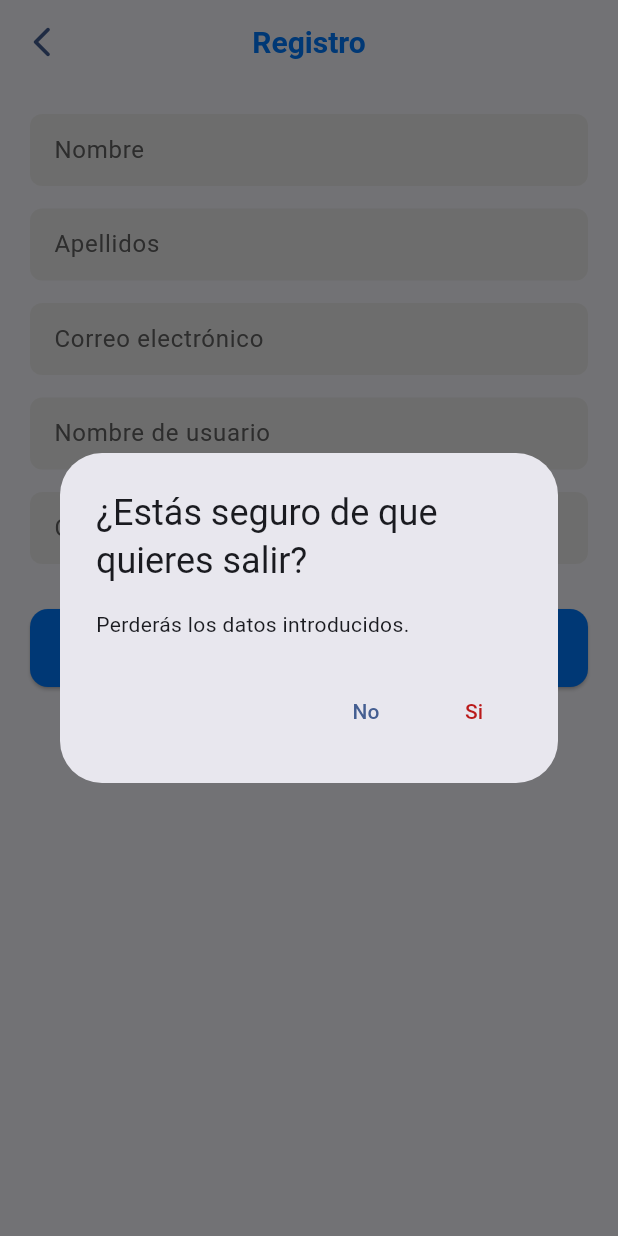
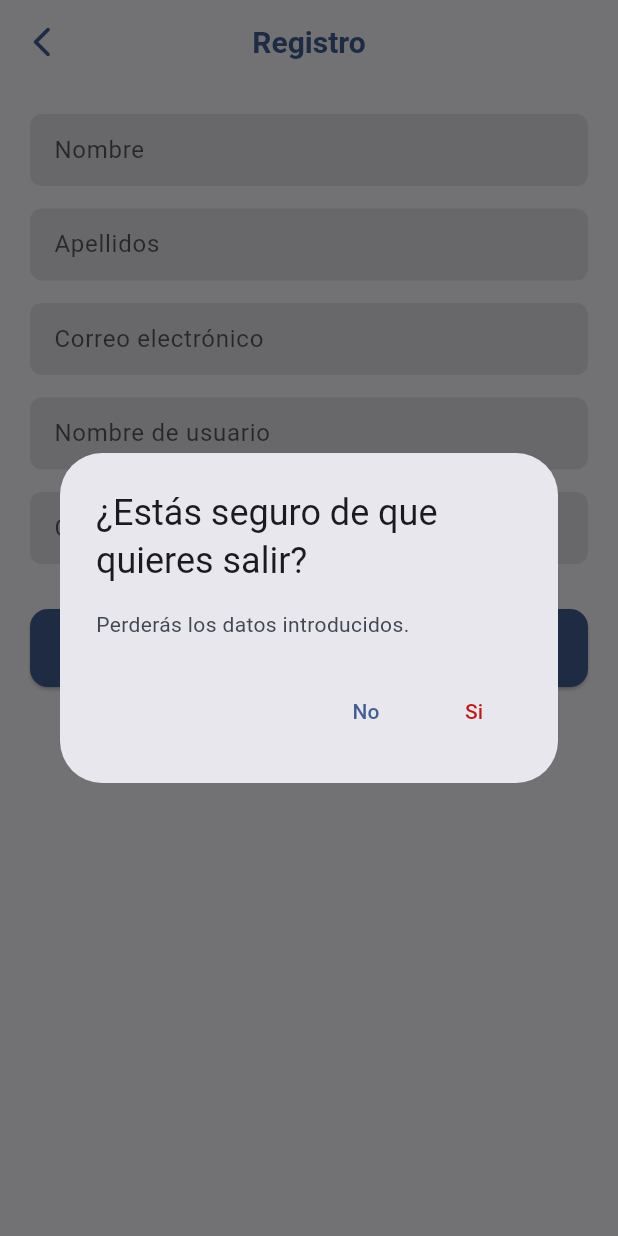
Before and after one commit to ivaanblnc/BearBalance, a Flutter app: the screen it shows after launch, after a tap on "¿Aún no eres usuario? Registrate aquí", after a tap on the "arrow back ios new" icon, on a phone screen of 412 x 824 dp. Run offline on Flutter 3.47's test engine with Material 3 defaults, Android fonts, the phone set to English and light mode, and no system bars; our stand-ins replace cached_network_image, fl_chart, flutter_spinkit, image_picker, rive, shared_preferences and 1 more; accounts and stored records are empty.

Commit message:
nueva version preliminar

```diff
--- a/lib/views/inicioDeSesion.dart
+++ b/lib/views/inicioDeSesion.dart
@@ -62,7 +62,7 @@ class _InicioSesionState extends State<InicioSesion> {
               "BearBalance",
               style: Theme.of(context).textTheme.headlineSmall?.copyWith(
                     fontWeight: FontWeight.bold,
-                    color: Colors.black,
+                    color: Theme.of(context).colorScheme.primary,
                   ),
               textAlign: TextAlign.center,
             ),
@@ -98,15 +98,19 @@ class _InicioSesionState extends State<InicioSesion> {
                     focusNode: _emailFocus,
                     controller: email_controlador,
                     keyboardType: TextInputType.emailAddress,
-                    style: const TextStyle(color: Colors.black),
+                    style: TextStyle(color: Theme.of(context).colorScheme.onSurface),
                     decoration: InputDecoration(
                       labelText: "Correo electrónico",
-                      labelStyle: TextStyle(color: Colors.grey[700]),
+                      labelStyle: TextStyle(color: Theme.of(context).colorScheme.onSurface.withOpacity(0.7)),
                       filled: true,
-                      fillColor: Colors.grey[200],
+                      fillColor: Theme.of(context).colorScheme.surfaceContainerHighest,
                       border: OutlineInputBorder(
                         borderRadius: BorderRadius.circular(8.0),
                         borderSide: BorderSide.none,
+                      ),
+                      focusedBorder: OutlineInputBorder(
+                        borderRadius: BorderRadius.circular(8.0),
+                        borderSide: BorderSide(color: Theme.of(context).colorScheme.primary, width: 2),
                       ),
                       contentPadding: const EdgeInsets.symmetric(
                         horizontal: 16,
@@ -122,15 +126,19 @@ class _InicioSesionState extends State<InicioSesion> {
                     focusNode: _passwordFocus,
                     controller: contrasena_controlador,
                     obscureText: true,
-                    style: const TextStyle(color: Colors.black),
+                    style: TextStyle(color: Theme.of(context).colorScheme.onSurface),
                     decoration: InputDecoration(
                       labelText: "Contraseña",
-                      labelStyle: TextStyle(color: Colors.grey[700]),
+                      labelStyle: TextStyle(color: Theme.of(context).colorScheme.onSurface.withOpacity(0.7)),
                       filled: true,
-                      fillColor: Colors.grey[200],
+                      fillColor: Theme.of(context).colorScheme.surfaceContainerHighest,
                       border: OutlineInputBorder(
                         borderRadius: BorderRadius.circular(8.0),
                         borderSide: BorderSide.none,
+                      ),
+                      focusedBorder: OutlineInputBorder(
+                        borderRadius: BorderRadius.circular(8.0),
+                        borderSide: BorderSide(color: Theme.of(context).colorScheme.primary, width: 2),
                       ),
                       contentPadding: const EdgeInsets.symmetric(
                         horizontal: 16,
@@ -143,8 +151,8 @@ class _InicioSesionState extends State<InicioSesion> {
                     width: double.infinity,
                     child: ElevatedButton(
                       style: ElevatedButton.styleFrom(
-                        backgroundColor: const Color(0xFF007AFF), // Cupertino Blue
-                        foregroundColor: Colors.white,
+                        backgroundColor: Theme.of(context).colorScheme.primary,
+                        foregroundColor: Theme.of(context).colorScheme.onPrimary,
                         padding: const EdgeInsets.symmetric(vertical: 16),
                         shape: RoundedRectangleBorder(
                           borderRadius: BorderRadius.circular(12.0),
@@ -172,9 +180,9 @@ class _InicioSesionState extends State<InicioSesion> {
                     ),
                   ),
                   const SizedBox(height: 15),
-                  const Text(
+                  Text(
                     "o inicia sesion con:",
-                    style: TextStyle(color: Colors.black),
+                    style: TextStyle(color: Theme.of(context).colorScheme.onBackground),
                   ),
                   const SizedBox(height: 20),
                   Row(
--- a/lib/views/registro.dart
+++ b/lib/views/registro.dart
@@ -27,6 +27,7 @@ class _RegistroVistaState extends State<RegistroVista> {
     final esModoOscuro = proveedorTema.modoOscuro;
 
     return Scaffold(
+      backgroundColor: Theme.of(context).colorScheme.background,
       appBar: AppBar(
         leading: IconButton(
           icon: Icon(
@@ -38,11 +39,11 @@ class _RegistroVistaState extends State<RegistroVista> {
               context: context,
               builder: (BuildContext dialogContext) {
                 return AlertDialog(
-                  title: Text("¿Estás seguro de que quieres salir?"),
-                  content: Text("Perderás los datos introducidos."),
+                  title: Text("¿Estás seguro de que quieres salir?", style: TextStyle(color: Theme.of(context).colorScheme.onSurface)),
+                  content: Text("Perderás los datos introducidos.", style: TextStyle(color: Theme.of(context).colorScheme.onSurfaceVariant)),
                   actions: [
                     TextButton(
-                      child: Text("No"),
+                      child: Text("No", style: TextStyle(color: Theme.of(context).colorScheme.primary)),
                       onPressed: () => Navigator.of(dialogContext).pop(),
                     ),
                     TextButton(
@@ -52,7 +53,7 @@ class _RegistroVistaState extends State<RegistroVista> {
                         Navigator.pushReplacement(
                           context,
                           MaterialPageRoute(
-                            builder: (context) => InicioSesion(),
+                            builder: (context) => const InicioSesion(),
                           ),
                         );
                       },
@@ -63,11 +64,13 @@ class _RegistroVistaState extends State<RegistroVista> {
             );
           },
         ),
-        title: Text("Registro", style: TextStyle(color: const Color(0xFF007AFF), fontSize: 20, fontWeight: FontWeight.bold)),
+        title: Text("Registro", style: TextStyle(color: Theme.of(context).colorScheme.primary, fontSize: 20, fontWeight: FontWeight.bold)),
         centerTitle: true,
+        backgroundColor: Theme.of(context).colorScheme.surface,
+        elevation: 0,
       ),
       body: Padding(
-        padding: EdgeInsets.all(20),
+        padding: const EdgeInsets.all(20),
         child: SingleChildScrollView(
           child: Column(
             mainAxisAlignment: MainAxisAlignment.center,
@@ -75,97 +78,117 @@ class _RegistroVistaState extends State<RegistroVista> {
             children: [
               TextField(
                 controller: controladorNombre,
-                style: TextStyle(color: esModoOscuro ? Colors.white : Colors.black),
-                cursorColor: const Color(0xFF007AFF),
+                style: TextStyle(color: Theme.of(context).colorScheme.onSurface),
+                cursorColor: Theme.of(context).colorScheme.primary,
                 decoration: InputDecoration(
                   labelText: "Nombre",
-                  labelStyle: TextStyle(color: esModoOscuro ? Colors.grey[400] : Colors.grey[700]),
+                  labelStyle: TextStyle(color: Theme.of(context).colorScheme.onSurface.withOpacity(0.7)),
                   filled: true,
-                  fillColor: esModoOscuro ? Colors.grey[800] : Colors.grey[200],
+                  fillColor: Theme.of(context).colorScheme.surfaceContainerHighest,
                   border: OutlineInputBorder(
                     borderRadius: BorderRadius.circular(8.0),
                     borderSide: BorderSide.none,
                   ),
-                  contentPadding: EdgeInsets.all(12),
+                  focusedBorder: OutlineInputBorder(
+                    borderRadius: BorderRadius.circular(8.0),
+                    borderSide: BorderSide(color: Theme.of(context).colorScheme.primary, width: 2),
+                  ),
+                  contentPadding: const EdgeInsets.all(12),
                 ),
               ),
-              SizedBox(height: 15),
+              const SizedBox(height: 15),
               TextField(
                 controller: controladorApellidos,
-                style: TextStyle(color: esModoOscuro ? Colors.white : Colors.black),
-                cursorColor: const Color(0xFF007AFF),
+                style: TextStyle(color: Theme.of(context).colorScheme.onSurface),
+                cursorColor: Theme.of(context).colorScheme.primary,
                 decoration: InputDecoration(
                   labelText: "Apellidos",
-                  labelStyle: TextStyle(color: esModoOscuro ? Colors.grey[400] : Colors.grey[700]),
+                  labelStyle: TextStyle(color: Theme.of(context).colorScheme.onSurface.withOpacity(0.7)),
                   filled: true,
-                  fillColor: esModoOscuro ? Colors.grey[800] : Colors.grey[200],
+                  fillColor: Theme.of(context).colorScheme.surfaceContainerHighest,
                   border: OutlineInputBorder(
                     borderRadius: BorderRadius.circular(8.0),
                     borderSide: BorderSide.none,
                   ),
-                  contentPadding: EdgeInsets.all(12),
+                  focusedBorder: OutlineInputBorder(
+                    borderRadius: BorderRadius.circular(8.0),
+                    borderSide: BorderSide(color: Theme.of(context).colorScheme.primary, width: 2),
+                  ),
+                  contentPadding: const EdgeInsets.all(12),
                 ),
               ),
-              SizedBox(height: 15),
+              const SizedBox(height: 15),
               TextField(
                 controller: controladorCorreoElectronico,
                 keyboardType: TextInputType.emailAddress,
-                style: TextStyle(color: esModoOscuro ? Colors.white : Colors.black),
-                cursorColor: const Color(0xFF007AFF),
+                style: TextStyle(color: Theme.of(context).colorScheme.onSurface),
+                cursorColor: Theme.of(context).colorScheme.primary,
                 decoration: InputDecoration(
                   labelText: "Correo electrónico",
-                  labelStyle: TextStyle(color: esModoOscuro ? Colors.grey[400] : Colors.grey[700]),
+                  labelStyle: TextStyle(color: Theme.of(context).colorScheme.onSurface.withOpacity(0.7)),
                   filled: true,
-                  fillColor: esModoOscuro ? Colors.grey[800] : Colors.grey[200],
+                  fillColor: Theme.of(context).colorScheme.surfaceContainerHighest,
                   border: OutlineInputBorder(
                     borderRadius: BorderRadius.circular(8.0),
                     borderSide: BorderSide.none,
                   ),
-                  contentPadding: EdgeInsets.all(12),
+                  focusedBorder: OutlineInputBorder(
+                    borderRadius: BorderRadius.circular(8.0),
+                    borderSide: BorderSide(color: Theme.of(context).colorScheme.primary, width: 2),
+                  ),
+                  contentPadding: const EdgeInsets.all(12),
                 ),
               ),
-              SizedBox(height: 15),
+              const SizedBox(height: 15),
               TextField(
                 controller: controladorNombreUsuario,
-                style: TextStyle(color: esModoOscuro ? Colors.white : Colors.black),
-                cursorColor: const Color(0xFF007AFF),
+                style: TextStyle(color: Theme.of(context).colorScheme.onSurface),
+                cursorColor: Theme.of(context).colorScheme.primary,
                 decoration: InputDecoration(
                   labelText: "Nombre de usuario",
-                  labelStyle: TextStyle(color: esModoOscuro ? Colors.grey[400] : Colors.grey[700]),
+                  labelStyle: TextStyle(color: Theme.of(context).colorScheme.onSurface.withOpacity(0.7)),
                   filled: true,
-                  fillColor: esModoOscuro ? Colors.grey[800] : Colors.grey[200],
+                  fillColor: Theme.of(context).colorScheme.surfaceContainerHighest,
                   border: OutlineInputBorder(
                     borderRadius: BorderRadius.circular(8.0),
                     borderSide: BorderSide.none,
                   ),
-                  contentPadding: EdgeInsets.all(12),
+                  focusedBorder: OutlineInputBorder(
+                    borderRadius: BorderRadius.circular(8.0),
+                    borderSide: BorderSide(color: Theme.of(context).colorScheme.primary, width: 2),
+                  ),
+                  contentPadding: const EdgeInsets.all(12),
                 ),
               ),
-              SizedBox(height: 15),
+              const SizedBox(height: 15),
               TextField(
                 controller: controladorContrasena,
                 obscureText: true,
-                style: TextStyle(color: esModoOscuro ? Colors.white : Colors.black),
-                cursorColor: const Color(0xFF007AFF),
+                style: TextStyle(color: Theme.of(context).colorScheme.onSurface),
+                cursorColor: Theme.of(context).colorScheme.primary,
                 decoration: InputDecoration(
                   labelText: "Contraseña",
-                  labelStyle: TextStyle(color: esModoOscuro ? Colors.grey[400] : Colors.grey[700]),
+                  labelStyle: TextStyle(color: Theme.of(context).colorScheme.onSurface.withOpacity(0.7)),
                   filled: true,
-                  fillColor: esModoOscuro ? Colors.grey[800] : Colors.grey[200],
+                  fillColor: Theme.of(context).colorScheme.surfaceContainerHighest,
                   border: OutlineInputBorder(
                     borderRadius: BorderRadius.circular(8.0),
                     borderSide: BorderSide.none,
                   ),
-                  contentPadding: EdgeInsets.all(12),
+                  focusedBorder: OutlineInputBorder(
+                    borderRadius: BorderRadius.circular(8.0),
+                    borderSide: BorderSide(color: Theme.of(context).colorScheme.primary, width: 2),
+                  ),
+                  contentPadding: const EdgeInsets.all(12),
                 ),
               ),
-              SizedBox(height: 30),
+              const SizedBox(height: 30),
               SizedBox(
                 width: double.infinity,
                 child: ElevatedButton(
                   style: ElevatedButton.styleFrom(
-                    backgroundColor: const Color(0xFF007AFF), // Cupertino Blue
-                    foregroundColor: Colors.white,
+                    backgroundColor: Theme.of(context).colorScheme.primary,
+                    foregroundColor: Theme.of(context).colorScheme.onPrimary,
                     padding: const EdgeInsets.symmetric(vertical: 16),
                     shape: RoundedRectangleBorder(
                       borderRadius: BorderRadius.circular(12.0),
@@ -184,7 +207,7 @@ class _RegistroVistaState extends State<RegistroVista> {
                   child: Text("Registrarse"),
                 ),
               ),
-              SizedBox(height: 10),
+              const SizedBox(height: 10),
             ],
           ),
         ),
```
